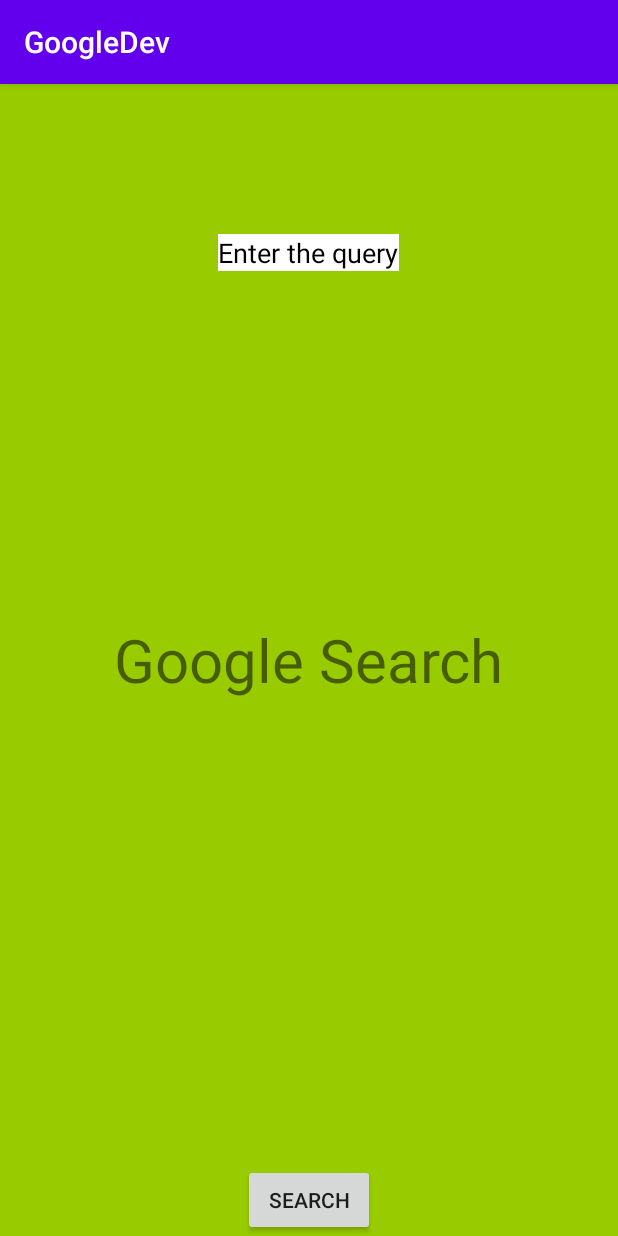
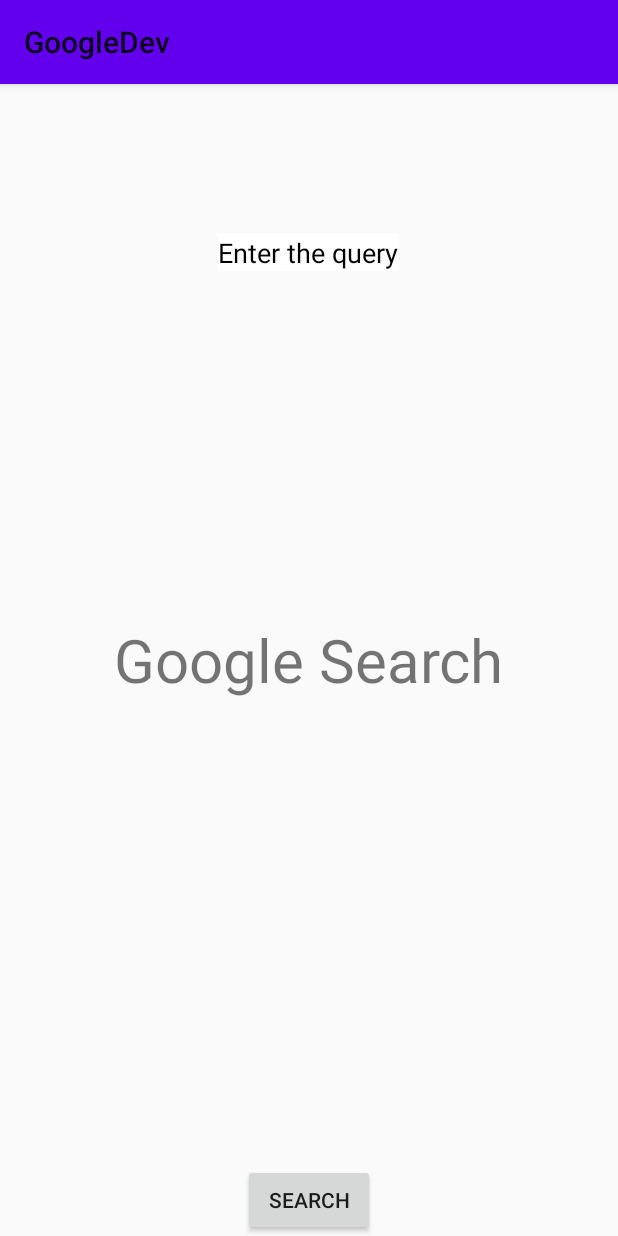
Before and after one commit to anantcodes/GoogleDev, an Android app: the screen it shows after launch (MainActivity), on a phone screen of 412 x 824 dp. Run offline under Robolectric (Android 15) with nearby library versions, the phone set to English and light mode, and no system bars.

Commit message:
dark theme added

```diff
--- a/app/src/main/res/layout/activity_main.xml
+++ b/app/src/main/res/layout/activity_main.xml
@@ -5,7 +5,7 @@
     android:layout_width="match_parent"
     android:layout_height="match_parent"
     tools:context=".MainActivity"
-    android:background="@android:color/holo_green_light">
+   >
 
 
     <TextView
--- a/app/src/main/res/values/styles.xml
+++ b/app/src/main/res/values/styles.xml
@@ -1,10 +1,11 @@
 <resources>
     <!-- Base application theme. -->
-    <style name="AppTheme" parent="Theme.AppCompat.Light.DarkActionBar">
+    <style name="AppTheme" parent="Theme.AppCompat.DayNight">
         <!-- Customize your theme here. -->
         <item name="colorPrimary">@color/colorPrimary</item>
         <item name="colorPrimaryDark">@color/colorPrimaryDark</item>
         <item name="colorAccent">@color/colorAccent</item>
     </style>
 
+
 </resources>
```
